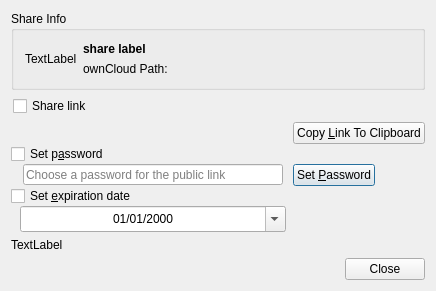
Above: src/gui/sharedialog.ui from owncloud/client before the change. Below: the same form after it.
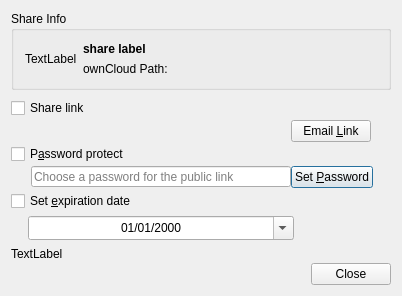
That is the form after the change. Custom widgets are drawn as their Qt base class.

Commit message:
spacing / check-box renaming / share by email
Added spacing and spacers. The link-label is clickable with the right
mouse button. Changed “copy link” to “Email Link” and added support so
send the link via the local mail client.

```diff
--- a/src/gui/sharedialog.ui
+++ b/src/gui/sharedialog.ui
@@ -6,8 +6,8 @@
    <rect>
     <x>0</x>
     <y>0</y>
-    <width>497</width>
-    <height>328</height>
+    <width>440</width>
+    <height>308</height>
    </rect>
   </property>
   <property name="focusPolicy">
@@ -20,32 +20,41 @@
    <property name="sizeConstraint">
     <enum>QLayout::SetFixedSize</enum>
    </property>
-   <item row="5" column="0" colspan="2">
-    <widget class="QDialogButtonBox" name="buttonBox">
-     <property name="focusPolicy">
-      <enum>Qt::NoFocus</enum>
-     </property>
-     <property name="contextMenuPolicy">
-      <enum>Qt::NoContextMenu</enum>
-     </property>
-     <property name="standardButtons">
-      <set>QDialogButtonBox::Close</set>
-     </property>
-     <property name="centerButtons">
-      <bool>false</bool>
-     </property>
-    </widget>
-   </item>
+   <property name="verticalSpacing">
+    <number>2</number>
+   </property>
    <item row="1" column="0">
+    <spacer name="verticalSpacer">
+     <property name="orientation">
+      <enum>Qt::Vertical</enum>
+     </property>
+     <property name="sizeType">
+      <enum>QSizePolicy::Fixed</enum>
+     </property>
+     <property name="sizeHint" stdset="0">
+      <size>
+       <width>20</width>
+       <height>6</height>
+      </size>
+     </property>
+    </spacer>
+   </item>
+   <item row="2" column="0">
     <layout class="QHBoxLayout" name="horizontalLayout_shareLink">
      <property name="spacing">
       <number>0</number>
      </property>
      <property name="leftMargin">
-      <number>2</number>
+      <number>0</number>
      </property>
      <item>
       <widget class="QCheckBox" name="checkBox_shareLink">
+       <property name="sizePolicy">
+        <sizepolicy hsizetype="Preferred" vsizetype="Fixed">
+         <horstretch>0</horstretch>
+         <verstretch>0</verstretch>
+        </sizepolicy>
+       </property>
        <property name="text">
         <string>Share link</string>
        </property>
@@ -53,6 +62,28 @@
      </item>
     </layout>
    </item>
+   <item row="5" column="0" colspan="2">
+    <widget class="QLabel" name="errorLabel">
+     <property name="enabled">
+      <bool>true</bool>
+     </property>
+     <property name="sizePolicy">
+      <sizepolicy hsizetype="Expanding" vsizetype="Expanding">
+       <horstretch>0</horstretch>
+       <verstretch>0</verstretch>
+      </sizepolicy>
+     </property>
+     <property name="minimumSize">
+      <size>
+       <width>0</width>
+       <height>1</height>
+      </size>
+     </property>
+     <property name="text">
+      <string>TextLabel</string>
+     </property>
+    </widget>
+   </item>
    <item row="0" column="0" colspan="2">
     <widget class="QGroupBox" name="groupBox">
      <property name="sizePolicy">
@@ -120,30 +151,14 @@
      </layout>
     </widget>
    </item>
-   <item row="4" column="0">
-    <widget class="QLabel" name="errorLabel">
-     <property name="enabled">
-      <bool>true</bool>
-     </property>
-     <property name="sizePolicy">
-      <sizepolicy hsizetype="Expanding" vsizetype="Expanding">
-       <horstretch>0</horstretch>
-       <verstretch>0</verstretch>
-      </sizepolicy>
-     </property>
-     <property name="minimumSize">
-      <size>
-       <width>0</width>
-       <height>1</height>
-      </size>
-     </property>
-     <property name="text">
-      <string>TextLabel</string>
-     </property>
-    </widget>
-   </item>
-   <item row="2" column="0" colspan="2">
+   <item row="3" column="0" colspan="2">
     <widget class="QWidget" name="widget_shareLink" native="true">
+     <property name="sizePolicy">
+      <sizepolicy hsizetype="Preferred" vsizetype="Fixed">
+       <horstretch>0</horstretch>
+       <verstretch>0</verstretch>
+      </sizepolicy>
+     </property>
      <layout class="QGridLayout" name="gridLayout_3">
       <property name="leftMargin">
        <number>0</number>
@@ -157,9 +172,32 @@
       <property name="bottomMargin">
        <number>0</number>
       </property>
-      <property name="spacing">
+      <property name="horizontalSpacing">
        <number>0</number>
       </property>
+      <property name="verticalSpacing">
+       <number>2</number>
+      </property>
+      <item row="3" column="0">
+       <layout class="QHBoxLayout" name="horizontalLayout_expire">
+        <property name="spacing">
+         <number>0</number>
+        </property>
+        <item>
+         <widget class="QCheckBox" name="checkBox_expire">
+          <property name="sizePolicy">
+           <sizepolicy hsizetype="Preferred" vsizetype="Fixed">
+            <horstretch>0</horstretch>
+            <verstretch>0</verstretch>
+           </sizepolicy>
+          </property>
+          <property name="text">
+           <string>Set &amp;expiration date</string>
+          </property>
+         </widget>
+        </item>
+       </layout>
+      </item>
       <item row="1" column="0">
        <layout class="QHBoxLayout" name="horizontalLayout_password">
         <property name="spacing">
@@ -183,7 +221,7 @@
            </font>
           </property>
           <property name="text">
-           <string>Set p&amp;assword</string>
+           <string>P&amp;assword protect</string>
           </property>
           <property name="tristate">
            <bool>false</bool>
@@ -192,122 +230,38 @@
         </item>
        </layout>
       </item>
-      <item row="3" column="0">
-       <layout class="QVBoxLayout" name="verticalLayout_3">
-        <property name="spacing">
-         <number>0</number>
-        </property>
-        <item>
-         <widget class="QCheckBox" name="checkBox_expire">
-          <property name="text">
-           <string>Set &amp;expiration date</string>
-          </property>
-         </widget>
-        </item>
-       </layout>
-      </item>
-      <item row="0" column="0">
-       <layout class="QHBoxLayout" name="horizontalLayout">
-        <property name="spacing">
-         <number>-1</number>
-        </property>
-        <property name="sizeConstraint">
-         <enum>QLayout::SetDefaultConstraint</enum>
-        </property>
-        <property name="leftMargin">
-         <number>12</number>
-        </property>
-        <item alignment="Qt::AlignLeft|Qt::AlignVCenter">
-         <widget class="QLabel" name="_labelShareLink">
-          <property name="sizePolicy">
-           <sizepolicy hsizetype="MinimumExpanding" vsizetype="Preferred">
-            <horstretch>0</horstretch>
-            <verstretch>0</verstretch>
-           </sizepolicy>
-          </property>
-          <property name="minimumSize">
-           <size>
-            <width>260</width>
-            <height>16</height>
-           </size>
-          </property>
-          <property name="frameShape">
-           <enum>QFrame::NoFrame</enum>
-          </property>
-          <property name="text">
-           <string/>
-          </property>
-          <property name="textFormat">
-           <enum>Qt::RichText</enum>
-          </property>
-          <property name="scaledContents">
-           <bool>false</bool>
-          </property>
-          <property name="alignment">
-           <set>Qt::AlignLeading|Qt::AlignLeft|Qt::AlignTop</set>
-          </property>
-          <property name="wordWrap">
-           <bool>false</bool>
-          </property>
-          <property name="indent">
-           <number>0</number>
-          </property>
-          <property name="openExternalLinks">
-           <bool>true</bool>
-          </property>
-          <property name="textInteractionFlags">
-           <set>Qt::NoTextInteraction</set>
-          </property>
-         </widget>
-        </item>
-        <item>
-         <spacer name="horizontalSpacer_2">
-          <property name="orientation">
-           <enum>Qt::Horizontal</enum>
-          </property>
-          <property name="sizeHint" stdset="0">
-           <size>
-            <width>10</width>
-            <height>10</height>
-           </size>
-          </property>
-         </spacer>
-        </item>
-        <item alignment="Qt::AlignRight|Qt::AlignVCenter">
-         <widget class="QPushButton" name="pushButton_copy">
-          <property name="sizePolicy">
-           <sizepolicy hsizetype="Minimum" vsizetype="Preferred">
-            <horstretch>0</horstretch>
-            <verstretch>0</verstretch>
-           </sizepolicy>
-          </property>
-          <property name="text">
-           <string>Copy &amp;Link To Clipboard</string>
-          </property>
-         </widget>
-        </item>
-       </layout>
-      </item>
       <item row="4" column="0">
-       <layout class="QVBoxLayout" name="verticalLayout_4">
+       <layout class="QHBoxLayout" name="horizontalLayout_calendar">
         <property name="spacing">
-         <number>0</number>
+         <number>-1</number>
         </property>
         <property name="leftMargin">
-         <number>9</number>
+         <number>17</number>
+        </property>
+        <property name="topMargin">
+         <number>3</number>
+        </property>
+        <property name="bottomMargin">
+         <number>5</number>
         </property>
         <item>
          <widget class="QDateEdit" name="calendar">
+          <property name="sizePolicy">
+           <sizepolicy hsizetype="Fixed" vsizetype="Fixed">
+            <horstretch>0</horstretch>
+            <verstretch>0</verstretch>
+           </sizepolicy>
+          </property>
           <property name="minimumSize">
            <size>
             <width>266</width>
-            <height>26</height>
+            <height>24</height>
            </size>
           </property>
           <property name="maximumSize">
            <size>
             <width>266</width>
-            <height>26</height>
+            <height>24</height>
            </size>
           </property>
           <property name="alignment">
@@ -324,6 +278,19 @@
           </property>
          </widget>
         </item>
+        <item>
+         <spacer name="horizontalSpacer_4">
+          <property name="orientation">
+           <enum>Qt::Horizontal</enum>
+          </property>
+          <property name="sizeHint" stdset="0">
+           <size>
+            <width>40</width>
+            <height>0</height>
+           </size>
+          </property>
+         </spacer>
+        </item>
        </layout>
       </item>
       <item row="2" column="0">
@@ -335,12 +302,15 @@
          <enum>QLayout::SetDefaultConstraint</enum>
         </property>
         <property name="leftMargin">
-         <number>12</number>
+         <number>20</number>
         </property>
-        <item alignment="Qt::AlignLeft|Qt::AlignVCenter">
+        <property name="bottomMargin">
+         <number>1</number>
+        </property>
+        <item>
          <widget class="QLineEdit" name="lineEdit_password">
           <property name="sizePolicy">
-           <sizepolicy hsizetype="MinimumExpanding" vsizetype="Preferred">
+           <sizepolicy hsizetype="Fixed" vsizetype="Fixed">
             <horstretch>0</horstretch>
             <verstretch>0</verstretch>
            </sizepolicy>
@@ -377,26 +347,10 @@
           </property>
          </widget>
         </item>
-        <item>
-         <spacer name="horizontalSpacer_3">
-          <property name="orientation">
-           <enum>Qt::Horizontal</enum>
-          </property>
-          <property name="sizeType">
-           <enum>QSizePolicy::Fixed</enum>
-          </property>
-          <property name="sizeHint" stdset="0">
-           <size>
-            <width>10</width>
-            <height>20</height>
-           </size>
-          </property>
-         </spacer>
-        </item>
-        <item alignment="Qt::AlignRight|Qt::AlignVCenter">
+        <item alignment="Qt::AlignVCenter">
          <widget class="QPushButton" name="pushButton_setPassword">
           <property name="sizePolicy">
-           <sizepolicy hsizetype="Minimum" vsizetype="Preferred">
+           <sizepolicy hsizetype="Preferred" vsizetype="Preferred">
             <horstretch>0</horstretch>
             <verstretch>0</verstretch>
            </sizepolicy>
@@ -422,7 +376,92 @@
           </property>
           <property name="sizeHint" stdset="0">
            <size>
-            <width>0</width>
+            <width>10</width>
+            <height>0</height>
+           </size>
+          </property>
+         </spacer>
+        </item>
+       </layout>
+      </item>
+      <item row="0" column="0">
+       <layout class="QHBoxLayout" name="horizontalLayout_shareLink_2">
+        <property name="spacing">
+         <number>-1</number>
+        </property>
+        <property name="leftMargin">
+         <number>20</number>
+        </property>
+        <property name="rightMargin">
+         <number>10</number>
+        </property>
+        <property name="bottomMargin">
+         <number>0</number>
+        </property>
+        <item alignment="Qt::AlignVCenter">
+         <widget class="QLabel" name="_labelShareLink">
+          <property name="sizePolicy">
+           <sizepolicy hsizetype="MinimumExpanding" vsizetype="Preferred">
+            <horstretch>0</horstretch>
+            <verstretch>0</verstretch>
+           </sizepolicy>
+          </property>
+          <property name="minimumSize">
+           <size>
+            <width>260</width>
+            <height>16</height>
+           </size>
+          </property>
+          <property name="frameShape">
+           <enum>QFrame::NoFrame</enum>
+          </property>
+          <property name="text">
+           <string/>
+          </property>
+          <property name="textFormat">
+           <enum>Qt::RichText</enum>
+          </property>
+          <property name="scaledContents">
+           <bool>false</bool>
+          </property>
+          <property name="alignment">
+           <set>Qt::AlignLeading|Qt::AlignLeft|Qt::AlignTop</set>
+          </property>
+          <property name="wordWrap">
+           <bool>false</bool>
+          </property>
+          <property name="indent">
+           <number>0</number>
+          </property>
+          <property name="openExternalLinks">
+           <bool>true</bool>
+          </property>
+          <property name="textInteractionFlags">
+           <set>Qt::LinksAccessibleByMouse</set>
+          </property>
+         </widget>
+        </item>
+        <item alignment="Qt::AlignVCenter">
+         <widget class="QPushButton" name="pushButton_copy">
+          <property name="sizePolicy">
+           <sizepolicy hsizetype="Preferred" vsizetype="Preferred">
+            <horstretch>0</horstretch>
+            <verstretch>0</verstretch>
+           </sizepolicy>
+          </property>
+          <property name="text">
+           <string>Email &amp;Link</string>
+          </property>
+         </widget>
+        </item>
+        <item>
+         <spacer name="horizontalSpacer_2">
+          <property name="orientation">
+           <enum>Qt::Horizontal</enum>
+          </property>
+          <property name="sizeHint" stdset="0">
+           <size>
+            <width>10</width>
             <height>20</height>
            </size>
           </property>
@@ -433,6 +472,22 @@
      </layout>
     </widget>
    </item>
+   <item row="6" column="0" colspan="2">
+    <widget class="QDialogButtonBox" name="buttonBox">
+     <property name="focusPolicy">
+      <enum>Qt::NoFocus</enum>
+     </property>
+     <property name="contextMenuPolicy">
+      <enum>Qt::NoContextMenu</enum>
+     </property>
+     <property name="standardButtons">
+      <set>QDialogButtonBox::Close</set>
+     </property>
+     <property name="centerButtons">
+      <bool>false</bool>
+     </property>
+    </widget>
+   </item>
   </layout>
  </widget>
  <layoutdefault spacing="6" margin="11"/>
```
Left out of the diff: 2 changed lines with no effect on the pictures. The commit also changes 1 other file.
